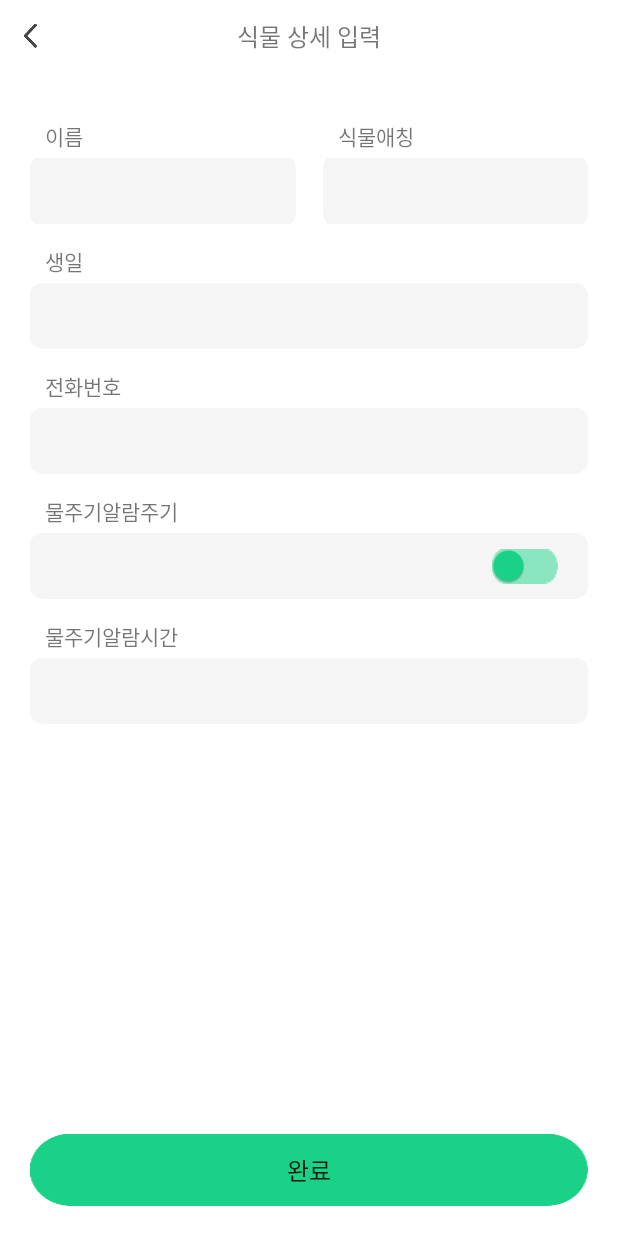
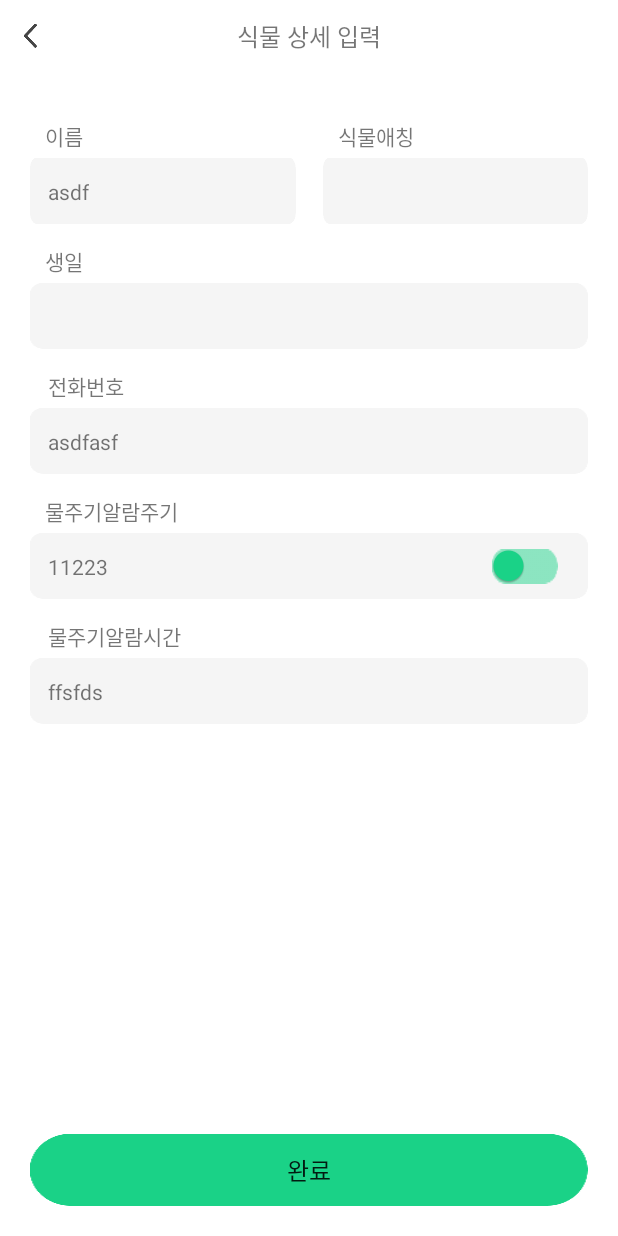
Before and after one commit to TeamCherish/CherishAndroid, an Android app: the EnrollPlantActicity screen opened directly, with no data from a screen before it, on a phone screen of 412 x 824 dp. Run offline under Robolectric (Android 15) with nearby library versions, the phone set to English and light mode, and no system bars.

Commit message:
[chore]:timpicker_complete

```diff
--- a/app/src/main/java/com/sopt/cherish/ui/enrollment/PhoneBookActivity.kt
+++ b/app/src/main/java/com/sopt/cherish/ui/enrollment/PhoneBookActivity.kt
@@ -16,13 +16,14 @@ import androidx.annotation.RequiresApi
 import androidx.appcompat.app.AppCompatActivity
 import androidx.core.app.ActivityCompat
 import androidx.databinding.adapters.CompoundButtonBindingAdapter.setChecked
+import androidx.fragment.app.DialogFragment
 import androidx.recyclerview.widget.LinearLayoutManager
 import com.sopt.cherish.R
 import com.sopt.cherish.databinding.ActivityPhonebookBinding
 import com.sopt.cherish.databinding.ItemLayoutBinding
 import com.sopt.cherish.ui.adapter.Phone
 import com.sopt.cherish.ui.adapter.PhoneBookAdapter
-
+import com.sopt.cherish.ui.dialog.WeekPickerDialogFragment
 
 
 class PhoneBookActivity : AppCompatActivity() {
@@ -47,7 +48,7 @@ class PhoneBookActivity : AppCompatActivity() {
 
         // 버튼 클릭하면 라디오 버튼 선택한 데이터가 다음 식물등록 뷰에 보여지는 부분
         binding.buttonnext.setOnClickListener {
-            val intent = Intent(parent.applicationContext, EnrollPlantActicity::class.java)
+            val intent = Intent(this, EnrollPlantActicity::class.java)
             startActivity(intent)
         }
 
@@ -178,4 +179,5 @@ class PhoneBookActivity : AppCompatActivity() {
     }
 
 
+
 }
--- a/app/src/main/res/layout/acitivity_enrollplant.xml
+++ b/app/src/main/res/layout/acitivity_enrollplant.xml
@@ -36,32 +36,40 @@
             android:layout_width="0dp"
             android:layout_height="wrap_content"
             app:layout_constraintEnd_toStartOf="@+id/constop2"
-            app:layout_constraintTop_toTopOf="@+id/cons0"
-            app:layout_constraintStart_toStartOf="@+id/cons0">
+            app:layout_constraintStart_toStartOf="@+id/cons0"
+            app:layout_constraintTop_toTopOf="@+id/cons0">
 
             <TextView
                 android:id="@+id/textname"
                 android:layout_width="wrap_content"
                 android:layout_height="wrap_content"
+                android:layout_marginLeft="10dp"
                 android:fontFamily="@font/notosanscjkkr_medium"
+                android:text="이름"
                 android:textSize="@dimen/text_14sp"
-                android:text="이름"
-                android:layout_marginLeft="10dp"
                 app:layout_constraintStart_toStartOf="@+id/constop1"
                 app:layout_constraintTop_toTopOf="@+id/constop1" />
 
-            <EditText
+            <androidx.constraintlayout.widget.ConstraintLayout
                 android:id="@+id/editname"
-                android:layout_width="wrap_content"
-                android:layout_height="wrap_content"
+                android:layout_width="0dp"
+                android:layout_height="44dp"
                 android:layout_marginTop="@dimen/margin_4dp"
                 android:background="@drawable/box_add_plant_detail"
-                android:ems="10"
-                android:inputType="textPersonName"
+
                 app:layout_constraintEnd_toEndOf="parent"
+                app:layout_constraintStart_toStartOf="@+id/constop1"
+                app:layout_constraintTop_toBottomOf="@+id/textname">
 
-                app:layout_constraintStart_toStartOf="@+id/constop1"
-                app:layout_constraintTop_toBottomOf="@+id/textname" />
+                <TextView
+                    android:layout_width="wrap_content"
+                    android:layout_height="wrap_content"
+                    android:layout_marginStart="12dp"
+                    android:text="asdf"
+                    app:layout_constraintBottom_toBottomOf="parent"
+                    app:layout_constraintStart_toStartOf="@+id/editname"
+                    app:layout_constraintTop_toTopOf="@+id/editname" />
+            </androidx.constraintlayout.widget.ConstraintLayout>
 
         </androidx.constraintlayout.widget.ConstraintLayout>
 
@@ -85,19 +93,30 @@
                 app:layout_constraintStart_toStartOf="@+id/constop2"
                 app:layout_constraintTop_toTopOf="@+id/constop2" />
 
-            <EditText
+            <androidx.constraintlayout.widget.ConstraintLayout
                 android:id="@+id/editnick"
-                android:layout_width="wrap_content"
-                android:layout_height="wrap_content"
+                android:layout_width="0dp"
+                android:layout_height="44dp"
                 android:layout_marginTop="@dimen/margin_4dp"
                 android:background="@drawable/box_add_plant_detail"
-                android:ems="10"
 
-                android:inputType="textPersonName"
                 app:layout_constraintEnd_toEndOf="parent"
 
                 app:layout_constraintStart_toStartOf="@+id/constop2"
-                app:layout_constraintTop_toBottomOf="@+id/textnick" />
+                app:layout_constraintTop_toBottomOf="@+id/textnick" >
+
+                <EditText
+                    android:layout_width="0dp"
+                    android:layout_height="wrap_content"
+                    android:layout_marginStart="12dp"
+                    android:inputType="textPersonName"
+                    android:background="@null"
+                    app:layout_constraintBottom_toBottomOf="parent"
+                    app:layout_constraintEnd_toEndOf="@+id/editnick"
+                    app:layout_constraintStart_toStartOf="@+id/editnick"
+                    app:layout_constraintTop_toTopOf="@+id/editnick" />
+
+            </androidx.constraintlayout.widget.ConstraintLayout>
 
         </androidx.constraintlayout.widget.ConstraintLayout>
 
@@ -125,18 +144,29 @@
             app:layout_constraintStart_toStartOf="@+id/cons1"
             app:layout_constraintTop_toTopOf="@+id/cons1" />
 
-        <EditText
+        <androidx.constraintlayout.widget.ConstraintLayout
             android:id="@+id/editbirth"
             android:layout_width="0dp"
-            android:layout_height="wrap_content"
-            android:ems="10"
-            android:inputType="textPersonName"
+            android:layout_height="44dp"
+
             android:background="@drawable/box_add_plant_detail"
 
             app:layout_constraintEnd_toEndOf="parent"
             android:layout_marginTop="@dimen/margin_4dp"
             app:layout_constraintStart_toStartOf="@+id/cons1"
-            app:layout_constraintTop_toBottomOf="@+id/textbirth" />
+            app:layout_constraintTop_toBottomOf="@+id/textbirth" >
+
+            <EditText
+                android:layout_width="0dp"
+                android:layout_height="wrap_content"
+                android:layout_marginStart="12dp"
+                android:background="@null"
+                android:inputType="textPersonName"
+                app:layout_constraintBottom_toBottomOf="parent"
+                app:layout_constraintEnd_toEndOf="parent"
+                app:layout_constraintStart_toStartOf="@+id/editbirth"
+                app:layout_constraintTop_toTopOf="@+id/editbirth" />
+        </androidx.constraintlayout.widget.ConstraintLayout>
     </androidx.constraintlayout.widget.ConstraintLayout>
 
     <androidx.constraintlayout.widget.ConstraintLayout
@@ -154,25 +184,35 @@
             android:id="@+id/textphone"
             android:layout_width="wrap_content"
             android:layout_height="wrap_content"
+            android:layout_marginStart="12dp"
+            android:fontFamily="@font/notosanscjkkr_medium"
             android:text="전화번호"
-            android:layout_marginLeft="10dp"
-            android:fontFamily="@font/notosanscjkkr_medium"
             android:textSize="@dimen/text_14sp"
             app:layout_constraintStart_toStartOf="@+id/cons2"
             app:layout_constraintTop_toTopOf="@+id/cons2" />
 
-        <EditText
+        <androidx.constraintlayout.widget.ConstraintLayout
             android:id="@+id/editphone"
             android:layout_width="0dp"
-            android:layout_height="wrap_content"
-            android:ems="10"
-            android:inputType="textPersonName"
+            android:layout_height="44dp"
+
             android:background="@drawable/box_add_plant_detail"
 
             app:layout_constraintEnd_toEndOf="parent"
             android:layout_marginTop="@dimen/margin_4dp"
             app:layout_constraintStart_toStartOf="@+id/cons2"
-            app:layout_constraintTop_toBottomOf="@+id/textphone" />
+            app:layout_constraintTop_toBottomOf="@+id/textphone" >
+
+            <TextView
+                android:id="@+id/phone_number"
+                android:layout_width="wrap_content"
+                android:layout_height="wrap_content"
+                android:layout_marginStart="12dp"
+                android:text="asdfasf"
+                app:layout_constraintBottom_toBottomOf="parent"
+                app:layout_constraintStart_toStartOf="@+id/editphone"
+                app:layout_constraintTop_toTopOf="@+id/editphone" />
+        </androidx.constraintlayout.widget.ConstraintLayout>
     </androidx.constraintlayout.widget.ConstraintLayout>
 
     <androidx.constraintlayout.widget.ConstraintLayout
@@ -190,24 +230,34 @@
             android:id="@+id/textclock"
             android:layout_width="wrap_content"
             android:layout_height="wrap_content"
+            android:layout_marginStart="12dp"
+            android:fontFamily="@font/notosanscjkkr_medium"
             android:text="물주기알람시간"
-            android:fontFamily="@font/notosanscjkkr_medium"
             android:textSize="@dimen/text_14sp"
-            android:layout_marginLeft="10dp"
             app:layout_constraintStart_toStartOf="@+id/cons3"
             app:layout_constraintTop_toTopOf="@+id/cons3" />
 
-        <TextView
+        <androidx.constraintlayout.widget.ConstraintLayout
             android:id="@+id/editclock"
             android:layout_width="0dp"
-            android:layout_height="wrap_content"
-            android:ems="10"
-            android:inputType="textPersonName"
+            android:layout_height="44dp"
             android:background="@drawable/box_add_plant_detail"
             app:layout_constraintEnd_toEndOf="parent"
             android:layout_marginTop="@dimen/margin_4dp"
             app:layout_constraintStart_toStartOf="@+id/cons3"
-            app:layout_constraintTop_toBottomOf="@+id/textclock" />
+            app:layout_constraintTop_toBottomOf="@+id/textclock" >
+
+            <TextView
+                android:id="@+id/water_alarm_time"
+                android:layout_width="wrap_content"
+                android:layout_height="wrap_content"
+                android:layout_marginStart="12dp"
+                android:text="ffsfds"
+                app:layout_constraintBottom_toBottomOf="parent"
+                app:layout_constraintStart_toStartOf="@+id/editclock"
+                app:layout_constraintTop_toTopOf="@+id/editclock" />
+        </androidx.constraintlayout.widget.ConstraintLayout>
+
     </androidx.constraintlayout.widget.ConstraintLayout>
 
 
@@ -227,23 +277,34 @@
             android:id="@+id/textweek"
             android:layout_width="wrap_content"
             android:layout_height="wrap_content"
-            android:layout_marginLeft="10dp"
+            android:layout_marginStart="10dp"
+            android:fontFamily="@font/notosanscjkkr_medium"
             android:text="물주기알람주기"
-            android:fontFamily="@font/notosanscjkkr_medium"
             android:textSize="@dimen/text_14sp"
             app:layout_constraintStart_toStartOf="@+id/cons4"
             app:layout_constraintTop_toTopOf="@+id/cons4" />
 
-        <TextView
+        <androidx.constraintlayout.widget.ConstraintLayout
             android:id="@+id/editweek"
             android:layout_width="0dp"
-            android:layout_height="wrap_content"
+            android:layout_height="44dp"
             android:layout_marginTop="@dimen/margin_4dp"
             android:background="@drawable/box_add_plant_detail"
-            android:ems="10"
+
             app:layout_constraintEnd_toEndOf="parent"
             app:layout_constraintStart_toStartOf="@+id/cons4"
-            app:layout_constraintTop_toBottomOf="@+id/textweek" />
+            app:layout_constraintTop_toBottomOf="@+id/textweek" >
+
+            <TextView
+                android:id="@+id/water_alarm_week"
+                android:layout_width="wrap_content"
+                android:layout_height="wrap_content"
+                android:layout_marginStart="12dp"
+                android:text="11223"
+                app:layout_constraintBottom_toBottomOf="parent"
+                app:layout_constraintStart_toStartOf="parent"
+                app:layout_constraintTop_toTopOf="@+id/editweek" />
+        </androidx.constraintlayout.widget.ConstraintLayout>
 
         <Switch
             android:layout_width="wrap_content"
```
Also changed, not shown: app/src/main/java/com/sopt/cherish/ui/dialog/ClockPickerDialogFragment.kt (+46 -16 lines), app/src/main/java/com/sopt/cherish/ui/dialog/WeekPickerDialogFragment.kt (+25 -1 lines), app/src/main/java/com/sopt/cherish/ui/enrollment/EnrollPlantActicity.kt (+16 -2 lines).
